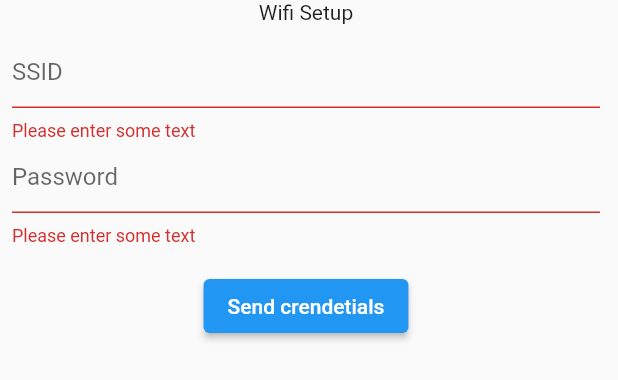
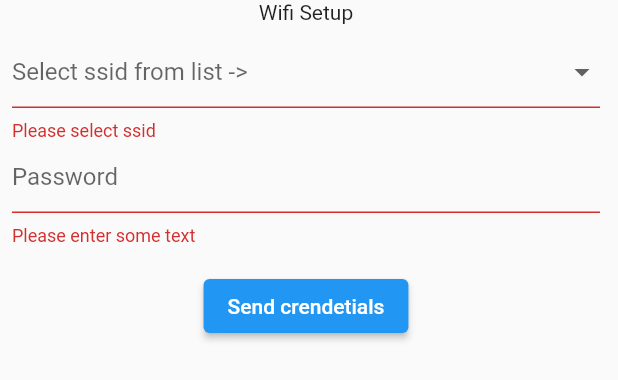
Before and after one commit to SoulPot/SP_APP_TEST, a Flutter app: the WifiSetup widget shown alone on an empty page, opened directly with empty values, after a tap on "Send crendetials", on a phone screen of 412 x 824 dp. Shown: the top 380 px of the screen. Run offline on Flutter 3.47's test engine with Material 2 defaults, Android fonts, the light colour scheme and no system bars; our stand-ins replace flutter_blue; missing offline and left inert: loading_animations.

Commit message:
TextField replaced to dropDown

```diff
--- a/lib/BLE/WifiSetup.dart
+++ b/lib/BLE/WifiSetup.dart
@@ -12,6 +12,7 @@ class WifiSetup extends StatefulWidget {
 
 class _WifiSetup extends State<WifiSetup> {
   List<String> credentials = ["SSID", "PASSWORD"];
+  List<String> ssids = ["SSID 1", "SSID 2"];
   late TextEditingController _ssidController;
   late TextEditingController _passController;
 
@@ -45,17 +46,21 @@ class _WifiSetup extends State<WifiSetup> {
               key: _formKey,
               child: Column(
                 children: [
-                  TextFormField(
-                    controller: _ssidController,
-                    validator: (value) {
-                      if (value == null || value.isEmpty) {
-                        return 'Please enter some text';
-                      }
-                      credentials[0] = value;
-                      return null;
-                    },
-                    decoration: const InputDecoration(hintText: "SSID"),
-                  ),
+                  DropdownButtonFormField(
+                      items: ssids.map((String ssid) {
+                        return DropdownMenuItem(value: ssid, child: Text(ssid));
+                      }).toList(),
+                      onChanged: (value) async {
+                        print(value);
+                      },
+                      hint: Text("Select ssid from list ->"),
+                      validator: (value) {
+                        if (value == null) {
+                          return 'Please select ssid';
+                        }
+                        credentials[0] = value.toString();
+                        return null;
+                      }),
                   TextFormField(
                     controller: _passController,
                     validator: (value) {
```
